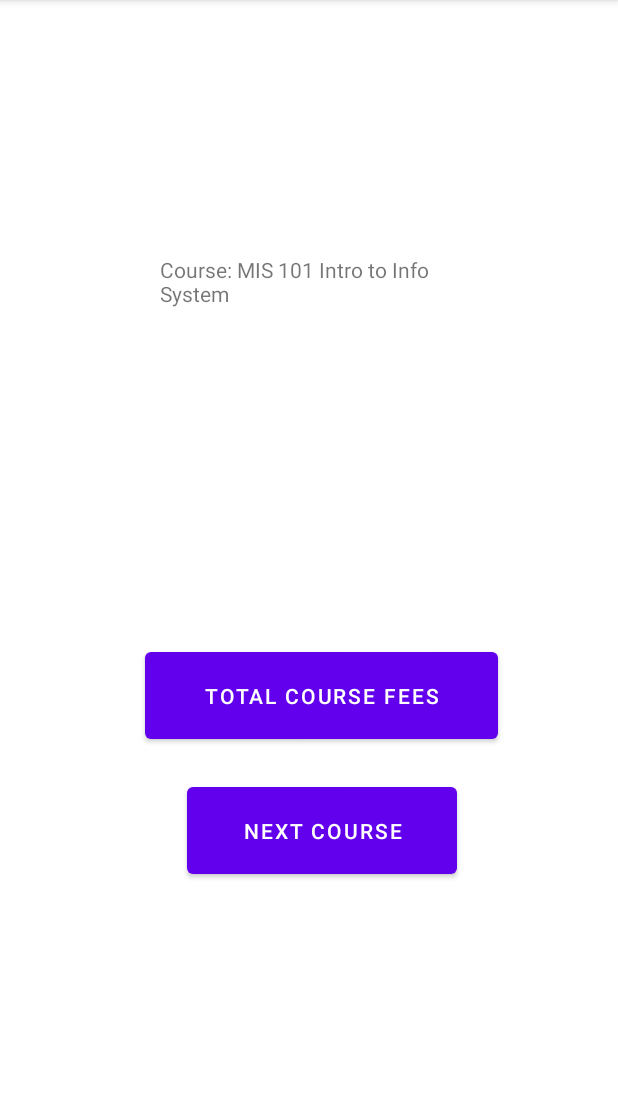
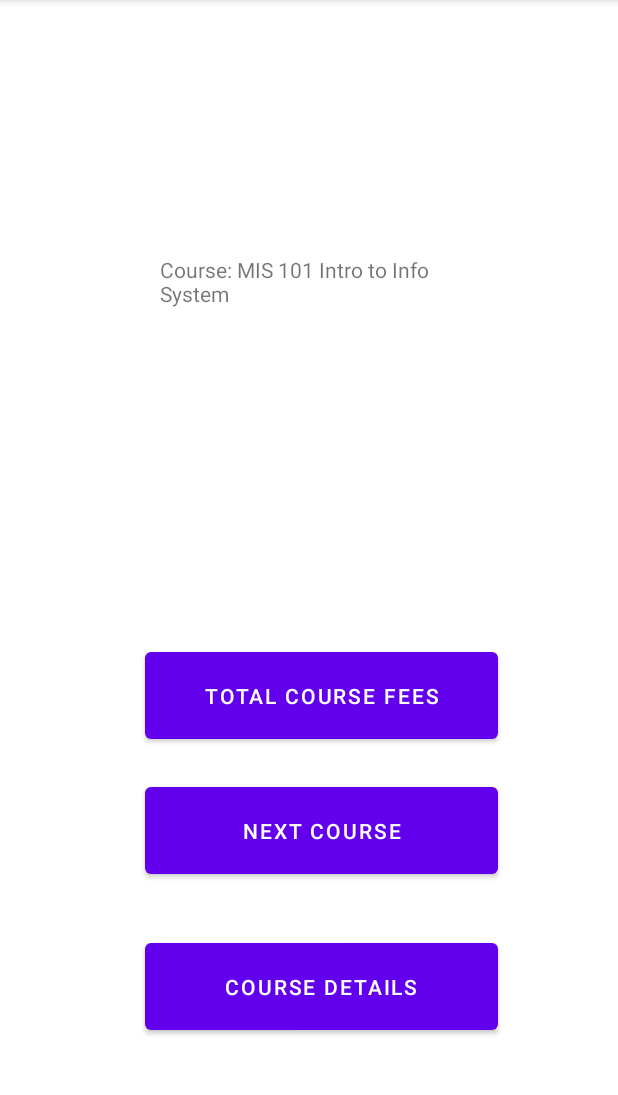
Before and after one commit to Karishma0407/VC-Mobile-Application, an Android app: the screen it shows after launch (MainActivity), on a phone screen of 412 x 824 dp, the part 84-1179 px from its top. Run offline under Robolectric (Android 15) with nearby library versions, the phone set to English and light mode, and no system bars.

Commit message:
Lab 3 Course Project

```diff
--- a/CourseProject/app/src/main/AndroidManifest.xml
+++ b/CourseProject/app/src/main/AndroidManifest.xml
@@ -14,6 +14,9 @@
         android:theme="@style/Theme.CourseProject"
         tools:targetApi="31">
         <activity
+            android:name=".CourseActivity"
+            android:exported="false" />
+        <activity
             android:name=".MainActivity"
             android:exported="true">
             <intent-filter>
--- a/CourseProject/app/src/main/java/com/example/courseproject/MainActivity.java
+++ b/CourseProject/app/src/main/java/com/example/courseproject/MainActivity.java
@@ -2,6 +2,7 @@ package com.example.courseproject;
 
 import androidx.appcompat.app.AppCompatActivity;
 
+import android.content.Intent;
 import android.os.Bundle;
 import android.util.Log;
 import android.view.View;
@@ -15,6 +16,7 @@ public class MainActivity extends AppCompatActivity {
     private TextView courseTotalFeesText_View;
     private Button courseTotalFees_Button;
     private Button courseNext_Button;
+    private Button course_detail_Button;
 
     private int currentIndex = 0;
     public static String TAG="Course Project";
@@ -25,7 +27,9 @@ public class MainActivity extends AppCompatActivity {
         super.onCreate(savedInstanceState);
         setContentView(R.layout.activity_main);
 
-        //Should be retreived from the database
+        Course.credits=3;
+
+        //Should be retrieved from the database
         Course courseRecord1 = new Course("MIS 101", "Intro to Info System", 140);
         Course courseRecord2 = new Course("MIS 301", "System Analysis", 35);
         Course courseRecord3 = new Course("MIS 441", "Database Management", 12);
@@ -73,6 +77,24 @@ public class MainActivity extends AppCompatActivity {
                         " " + all_courses[currentIndex].getCourse_name());
             }
         });
+
+        //Get the view of course_detail_button
+        course_detail_Button = (Button) findViewById(R.id.course_detail_button);
+        course_detail_Button.setOnClickListener(new View.OnClickListener() {
+            @Override
+            public void onClick(View view) {
+
+                String courseId = all_courses[currentIndex].getCourse_no();
+                String courseName = all_courses[currentIndex].getCourse_name();
+                int courseMaxEnrl = all_courses[currentIndex].getMax_enrl();
+                int courseCredits = Course.credits;
+                //calling the coding Extra
+                Intent intent = CourseActivity.newIntent (MainActivity.this, courseId, courseName, courseMaxEnrl, courseCredits);
+                startActivity(intent);
+
+            }
+        });
+
     }   //end of onCreate()
 
     @Override
--- a/CourseProject/app/src/main/res/layout-land/activity_main.xml
+++ b/CourseProject/app/src/main/res/layout-land/activity_main.xml
@@ -40,5 +40,12 @@
         android:layout_height="70dp"
         android:text="@string/courseNext_button"
         />
+
+        <Button
+            android:id="@+id/course_detail_button"
+            android:layout_width="match_parent"
+            android:layout_height="70dp"
+            android:text="@string/course_detail_button"
+            />
     </LinearLayout>
 </FrameLayout>
--- a/CourseProject/app/src/main/res/layout/activity_main.xml
+++ b/CourseProject/app/src/main/res/layout/activity_main.xml
@@ -40,7 +40,7 @@
 
     <Button
         android:id="@+id/courseNext_button"
-        android:layout_width="180dp"
+        android:layout_width="235dp"
         android:layout_height="70dp"
         android:layout_marginTop="20dp"
         android:text="@string/courseNext_button"
@@ -48,4 +48,16 @@
         app:layout_constraintHorizontal_bias="0.509"
         app:layout_constraintStart_toStartOf="@+id/courseTotalFees_button"
         app:layout_constraintTop_toBottomOf="@+id/courseTotalFees_button" />
+
+    <Button
+        android:id="@+id/course_detail_button"
+        android:layout_width="235dp"
+        android:layout_height="70dp"
+        android:text="@string/course_detail_button"
+        app:layout_constraintBottom_toBottomOf="parent"
+        app:layout_constraintEnd_toEndOf="@+id/courseNext_button"
+        app:layout_constraintHorizontal_bias="0.0"
+        app:layout_constraintStart_toStartOf="@+id/courseNext_button"
+        app:layout_constraintTop_toBottomOf="@+id/courseNext_button"
+        app:layout_constraintVertical_bias="0.308" />
 </androidx.constraintlayout.widget.ConstraintLayout>
```
Also changed, not shown: CourseProject/app/src/main/java/com/example/courseproject/CourseActivity.java (added, +65 -0 lines), CourseProject/app/src/main/res/layout/activity_course.xml (added, +70 -0 lines), CourseProject/app/src/main/res/values/strings.xml (+7 -0 lines).
